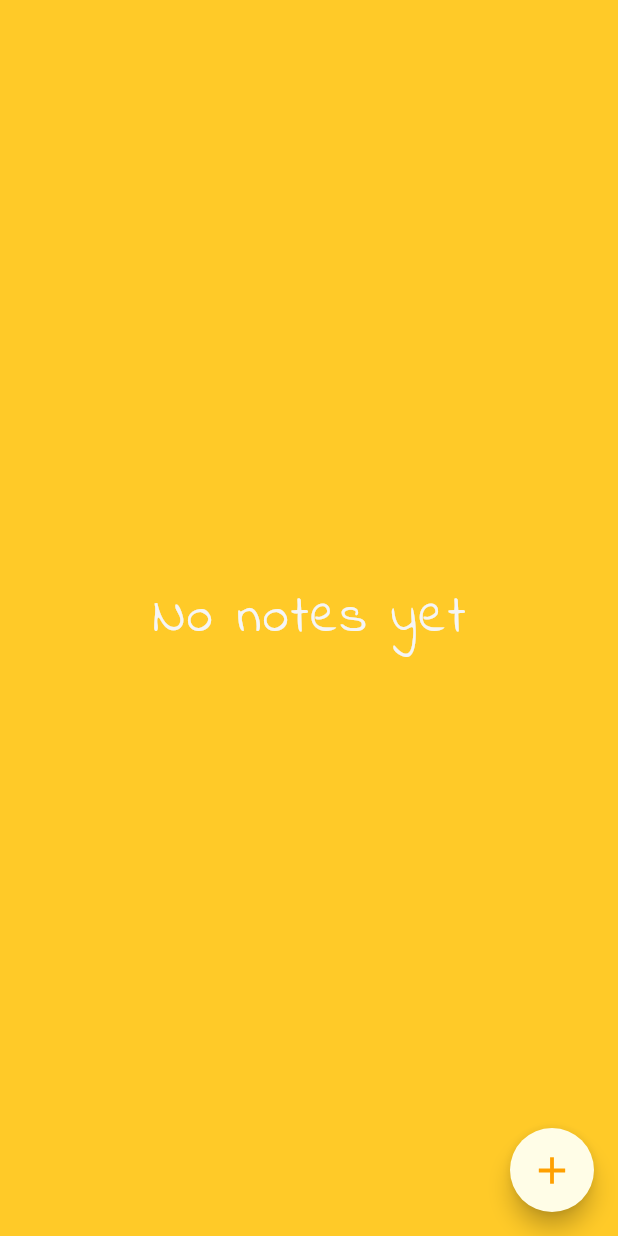
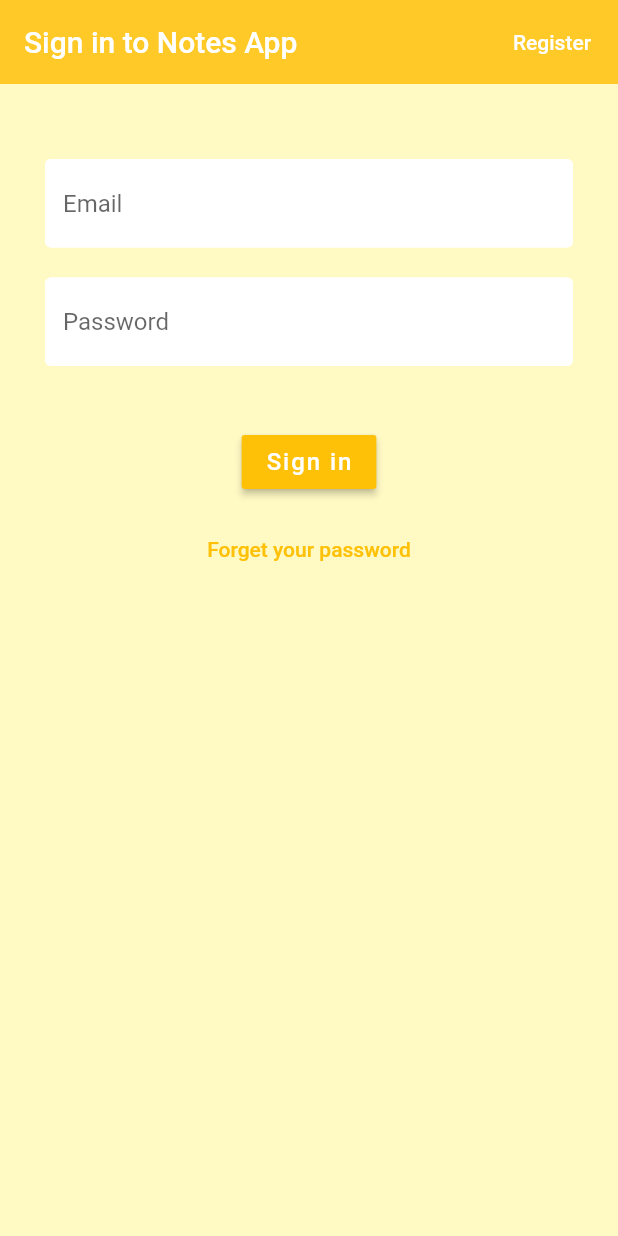
Before and after one commit to ahmedzaher/notes-mobile-app, a Flutter app: the screen it shows after launch, on a phone screen of 412 x 824 dp. Run offline on Flutter 3.47's test engine with Material 2 defaults, Android fonts, the phone set to English and light mode, and no system bars; our stand-ins replace cloud_firestore, firebase_auth, flutter_spinkit; accounts and stored records are empty.

```diff
--- a/lib/main.dart
+++ b/lib/main.dart
@@ -7,8 +7,8 @@ void main() {
   runApp(MaterialApp(
     initialRoute: '/',
     routes: {
-      '/': (context) => Home(),
-      '/home': (context) => Wrapper(),
+      '/': (context) => Wrapper(),
+      '/home': (context) => Home(),
       '/note-form': (context) => NoteForm(),
     },
   ));
--- /dev/null
+++ b/lib/screens/authenticate/authenticate.dart
@@ -0,0 +1,26 @@
+import 'package:flutter/material.dart';
+import 'package:notes_app/screens/authenticate/sign-in.dart';
+import 'package:notes_app/screens/authenticate/sign-up.dart';
+import 'package:notes_app/services/auth.dart';
+
+class Authenticate extends StatefulWidget {
+  @override
+  _AuthenticateState createState() => _AuthenticateState();
+}
+
+class _AuthenticateState extends State<Authenticate> {
+  bool _showSignIn = true;
+
+  toggleView() => setState(() => _showSignIn = !_showSignIn);
+
+  @override
+  Widget build(BuildContext context) {
+    return Scaffold(
+      body: SafeArea(
+        child: _showSignIn
+            ? SignIn(onToggleView: toggleView)
+            : SignUp(onToggleView: toggleView),
+      ),
+    );
+  }
+}
--- /dev/null
+++ b/lib/screens/authenticate/sign-in.dart
@@ -0,0 +1,134 @@
+import 'package:flutter/material.dart';
+import 'package:notes_app/screens/shared/constants.dart';
+import 'package:notes_app/screens/shared/loading.dart';
+import 'package:notes_app/services/auth.dart';
+
+class SignIn extends StatefulWidget {
+  @override
+  _SignInState createState() => _SignInState();
+
+  Function onToggleView;
+
+  SignIn({this.onToggleView});
+}
+
+class _SignInState extends State<SignIn> {
+  String _email;
+  String _password;
+  String _error = '';
+  bool _loading = false;
+
+  final _formKey = GlobalKey<FormState>();
+
+  @override
+  Widget build(BuildContext context) {
+    return _loading
+        ? Loading()
+        : Scaffold(
+            backgroundColor: Colors.yellow[100],
+            appBar: AppBar(
+              title: Text(
+                'Sign in to Notes App',
+                style: TextStyle(),
+              ),
+              backgroundColor: Colors.amber[400],
+              elevation: 0.0,
+              actions: [
+                FlatButton(
+                  child: Text(
+                    'Register',
+                    style: TextStyle(
+                      color: Colors.white,
+                    ),
+                  ),
+                  onPressed: () => widget.onToggleView(),
+                )
+              ],
+            ),
+            body: Container(
+              padding: EdgeInsets.symmetric(vertical: 50, horizontal: 30),
+              child: Form(
+                key: _formKey,
+                child: Column(
+                  children: [
+                    TextFormField(
+                      onChanged: (val) => _email = val,
+                      validator: (val) =>
+                          val.isEmpty ? 'Email is required' : null,
+                      decoration: inputDecoration.copyWith(
+                        hintText: 'Email',
+                      ),
+                    ),
+                    SizedBox(
+                      height: 20,
+                    ),
+                    TextFormField(
+                      onChanged: (val) => _password = val,
+                      validator: (val) => val.length < 6
+                          ? 'Password must be 6 digits at least'
+                          : null,
+                      decoration: inputDecoration.copyWith(
+                        hintText: 'Password',
+                      ),
+                      obscureText: true,
+                    ),
+
+                    SizedBox(
+                      height: 40,
+                    ),
+                    RaisedButton(
+                      child: Text(
+                        'Sign in',
+                        style: TextStyle(
+                          color: Colors.white,
+                          fontSize: 16,
+                          letterSpacing: 1.3,
+                        ),
+                      ),
+                      color: Colors.amber,
+                      onPressed: () async => _signIn(),
+                    ),
+                    SizedBox(
+                      height: 10,
+                    ),
+                    FlatButton(
+                      child: Text(
+                        'Forget your password',
+                        style: TextStyle(color: Colors.amber),
+                      ),
+                    ),
+                    SizedBox(
+                      height: 50,
+                    ),
+                    Text(
+                      _error,
+                      style: TextStyle(
+                        color: Colors.redAccent,
+                        fontSize: 16,
+                        letterSpacing: 1.2,
+                        fontWeight: FontWeight.bold
+                      ),
+                    )
+                  ],
+                ),
+              ),
+            ),
+          );
+  }
+  _signIn() async {
+    if (_formKey.currentState.validate()) {
+      setState(() {
+        _loading = true;
+      });
+      dynamic result = await AuthService().signInWithEmailAndPassword(
+          _email, _password);
+      if (result == null) {
+        print('Error when  signing in');
+        setState(() {
+          _error = 'Invalid email or password';
+          _loading = false;
+        });
+      }
+    }
+  }
+}
--- /dev/null
+++ b/lib/screens/shared/constants.dart
@@ -0,0 +1,12 @@
+import 'package:flutter/material.dart';
+
+const inputDecoration = InputDecoration(
+  fillColor: Colors.white,
+  filled: true,
+  enabledBorder: OutlineInputBorder(
+    borderSide: BorderSide(color: Colors.white, width: 2.0),
+  ),
+  focusedBorder: OutlineInputBorder(
+    borderSide: BorderSide(color: Colors.amber, width: 2.0),
+  ),
+);
--- a/lib/screens/wrapper.dart
+++ b/lib/screens/wrapper.dart
@@ -1,9 +1,17 @@
 import 'package:flutter/material.dart';
+import 'package:notes_app/models/user.dart';
+import 'package:notes_app/screens/authenticate/authenticate.dart';
 import 'package:notes_app/screens/home/home.dart';
+import 'package:notes_app/services/auth.dart';
 
 class Wrapper extends StatelessWidget {
   @override
   Widget build(BuildContext context) {
-    return Home();
+    return StreamBuilder<User>(
+      stream: AuthService().user,
+      builder: (context, snapshot) {
+        return snapshot.hasData ? Home() : Authenticate();
+      }
+    );
   }
 }
--- a/pubspec.yaml
+++ b/pubspec.yaml
@@ -23,7 +23,9 @@ environment:
 dependencies:
   flutter:
     sdk: flutter
+  intl: ^0.16.1
   cloud_firestore: ^0.13.7
+  firebase_auth: ^0.16.1
   flutter_spinkit: ^4.1.2+1
 
 
@@ -34,7 +36,6 @@ dependencies:
 dev_dependencies:
   flutter_test:
     sdk: flutter
-  intl: ^0.16.1
 
 # For information on the generic Dart part of this file, see the
 # following page: https://dart.dev/tools/pub/pubspec
```
Also changed, not shown: lib/screens/authenticate/sign-up.dart (added, +134 -0 lines), lib/screens/home/home.dart (+15 -2 lines), lib/services/auth.dart (added, +56 -0 lines), pubspec.lock.
